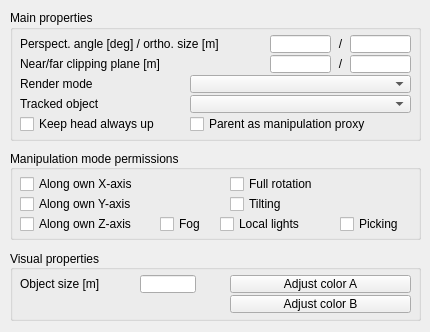
This is ui/qdlgcameras.ui in CoppeliaRobotics/coppeliaSimLib as Qt 5 draws it before an edit. The edited form follows.
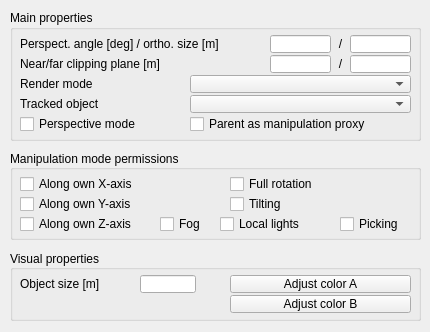
This is the edited form.

The edit to the form file:
```diff
--- a/ui/qdlgcameras.ui
+++ b/ui/qdlgcameras.ui
@@ -139,7 +139,7 @@
      <enum>Qt::StrongFocus</enum>
     </property>
     <property name="text">
-     <string>Keep head always up</string>
+     <string>Perspective mode</string>
     </property>
    </widget>
    <widget class="QCheckBox" name="qqManipProxy">
```
Left out of the diff: 4 changed lines with no effect on the pictures.
